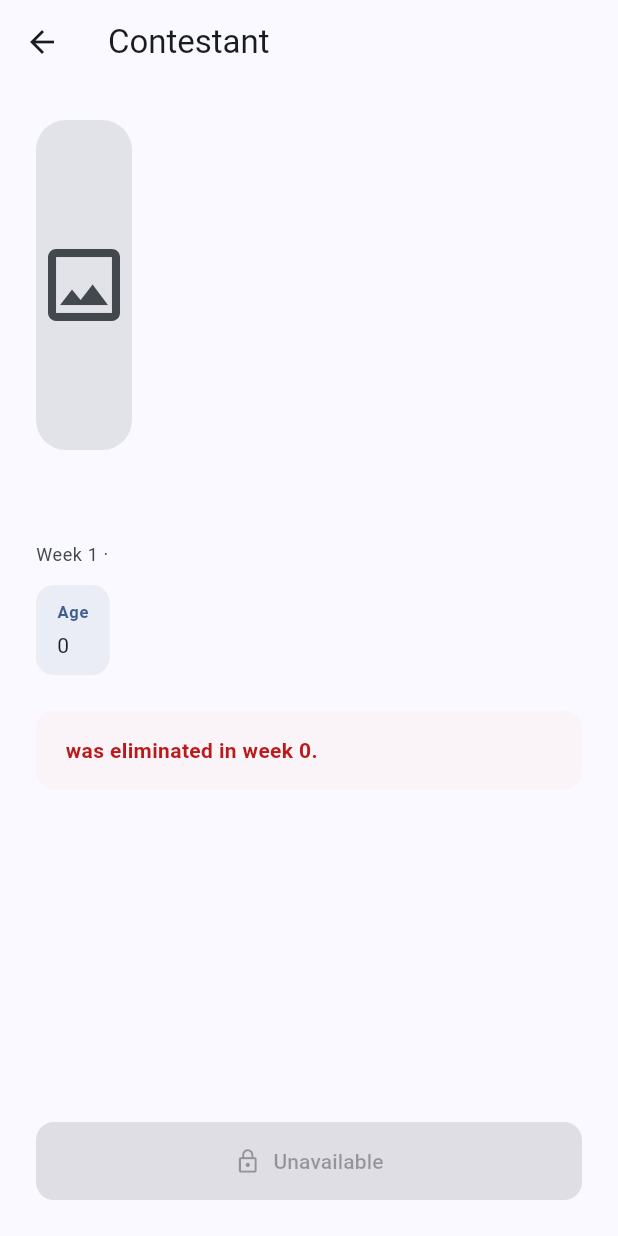
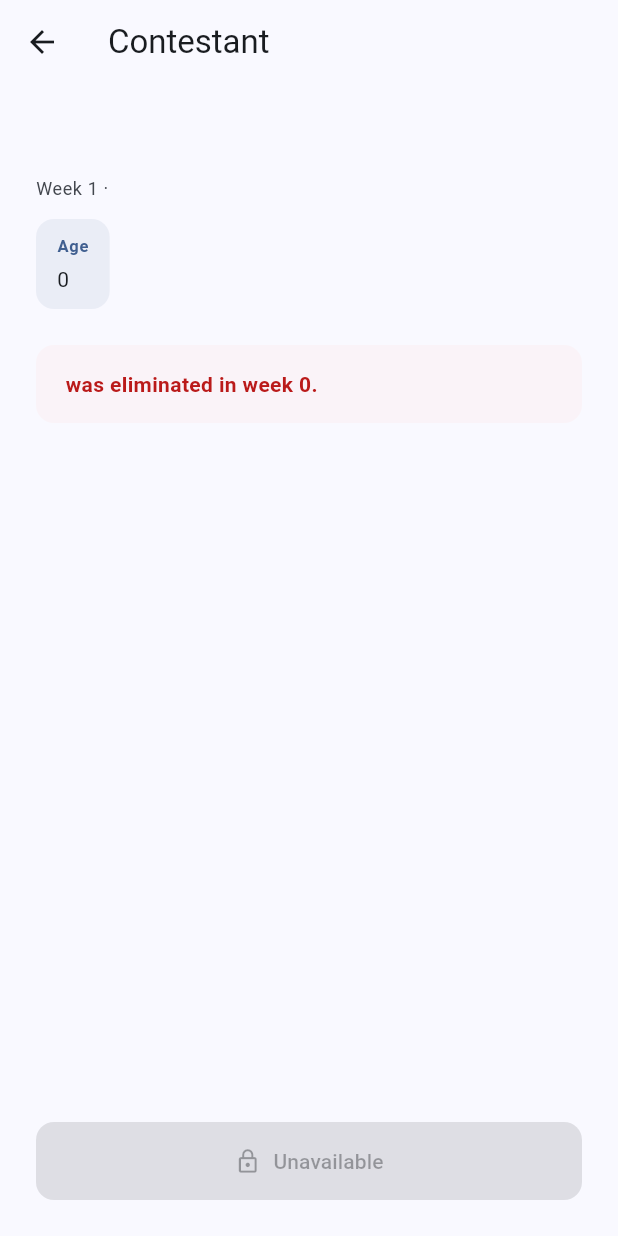
Before and after one commit to jjjacobsen/survivor-pool, a Flutter app: the ContestantDetailPage screen opened directly with empty values, on a phone screen of 412 x 824 dp. Run offline on Flutter 3.47's test engine with Material 3 defaults, Android fonts, the phone set to English and light mode, and no system bars.

Commit message:
remove image placeholder

```diff
--- a/frontend/survivor_pool/lib/main.dart
+++ b/frontend/survivor_pool/lib/main.dart
@@ -1909,8 +1909,6 @@ class _ContestantDetailPageState extends State<ContestantDetailPage> {
                 child: Column(
                   crossAxisAlignment: CrossAxisAlignment.start,
                   children: [
-                    _buildHeaderImage(theme),
-                    const SizedBox(height: 24),
                     Text(
                       detail.name,
                       style: theme.textTheme.headlineSmall?.copyWith(
@@ -2002,25 +2000,6 @@ class _ContestantDetailPageState extends State<ContestantDetailPage> {
           color: theme.colorScheme.error,
           fontWeight: FontWeight.w600,
         ),
-      ),
-    );
-  }
-
-  Widget _buildHeaderImage(ThemeData theme) {
-    return _buildImagePlaceholder(theme);
-  }
-
-  Widget _buildImagePlaceholder(ThemeData theme) {
-    return Container(
-      height: 220,
-      decoration: BoxDecoration(
-        borderRadius: BorderRadius.circular(20),
-        color: theme.colorScheme.surfaceContainerHighest,
-      ),
-      child: Icon(
-        Icons.image_outlined,
-        size: 64,
-        color: theme.colorScheme.onSurfaceVariant,
       ),
     );
   }
```
